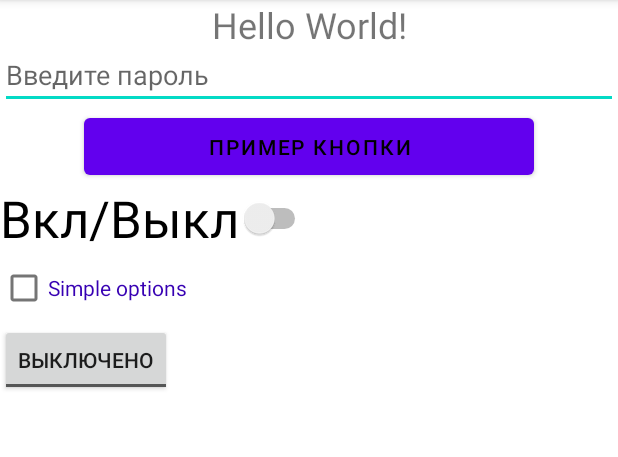
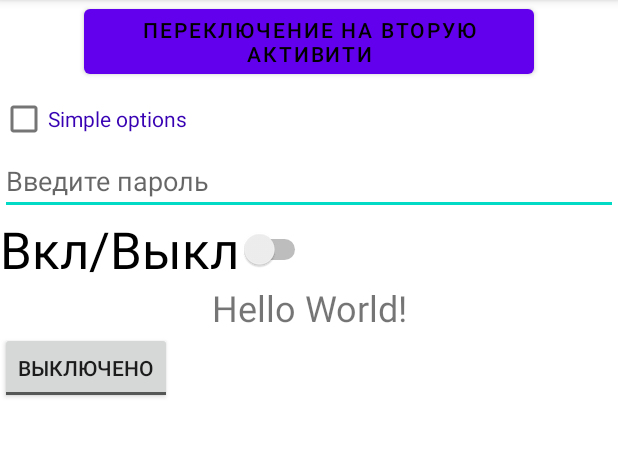
Before and after one commit to sdltsky/Android_Lesson1, an Android app: the screen it shows after launch (MainActivity), on a phone screen of 412 x 824 dp, the part 84-541 px from its top. Run offline under Robolectric (Android 15) with nearby library versions, the phone set to English and light mode, and no system bars.

Commit message:
Добавил элемент CalendarView. Сделал кнопку переключения на вторую активити

```diff
--- a/app/src/main/java/ru/gb/android_lesson1/MainActivity.java
+++ b/app/src/main/java/ru/gb/android_lesson1/MainActivity.java
@@ -2,12 +2,28 @@ package ru.gb.android_lesson1;
 
 import androidx.appcompat.app.AppCompatActivity;
 import android.os.Bundle;
+import android.view.View;
+import android.widget.Button;
+import android.widget.Toast;
+import android.widget.ToggleButton;
 
 public class MainActivity extends AppCompatActivity {
+
+    private Button switchActivity;
 
     @Override
     protected void onCreate(Bundle savedInstanceState) {
         super.onCreate(savedInstanceState);
         setContentView(R.layout.activity_main);
+
+        switchActivity = findViewById(R.id.switch_activity_button);
+        switchActivity.setOnClickListener(new View.OnClickListener() {
+            @Override
+            public void onClick(View view) {
+                setContentView(R.layout.second_activity);
+            }
+        });
+
+
     }
 }
--- a/app/src/main/res/layout/activity_main.xml
+++ b/app/src/main/res/layout/activity_main.xml
@@ -1,34 +1,31 @@
 <?xml version="1.0" encoding="utf-8"?>
-<LinearLayout
-    xmlns:android="http://schemas.android.com/apk/res/android"
+<LinearLayout xmlns:android="http://schemas.android.com/apk/res/android"
+    xmlns:app="http://schemas.android.com/apk/res-auto"
     xmlns:tools="http://schemas.android.com/tools"
-    xmlns:app="http://schemas.android.com/apk/res-auto"
     android:layout_width="match_parent"
     android:layout_height="match_parent"
     android:orientation="vertical"
     tools:context=".MainActivity">
-    <TextView
-      android:layout_width="match_parent"
-      android:layout_height="wrap_content"
-      android:text="Hello World!"
-      android:textSize="24sp"
-      android:gravity="center"
-      app:layout_constraintBottom_toBottomOf="parent"
-      app:layout_constraintRight_toRightOf="parent"
-      app:layout_constraintTop_toTopOf="parent" />
+
+    <Button
+        android:id="@+id/switch_activity_button"
+        android:layout_width="300dp"
+        android:layout_height="wrap_content"
+        android:layout_gravity="center"
+        android:text="Переключение на вторую активити"
+        android:textColor="@color/black" />
+
+    <CheckBox
+        android:layout_width="wrap_content"
+        android:layout_height="wrap_content"
+        android:text="Simple options"
+        android:textColor="@color/purple_700" />
 
     <EditText
         android:layout_width="match_parent"
         android:layout_height="40dp"
-        android:inputType="textPassword"
-        android:hint="Введите пароль" />
-
-    <Button
-        android:layout_width="300dp"
-        android:layout_height="50dp"
-        android:layout_gravity="center"
-        android:text="Пример кнопки"
-        android:textColor="@color/black"/>
+        android:hint="Введите пароль"
+        android:inputType="textPassword" />
 
     <Switch
         android:layout_width="wrap_content"
@@ -36,20 +33,21 @@
         android:text="Вкл/Выкл"
         android:textSize="34sp" />
 
-    <CheckBox
-        android:layout_width="wrap_content"
+    <TextView
+        android:layout_width="match_parent"
         android:layout_height="wrap_content"
-        android:text="Simple options"
-        android:textColor="@color/purple_700"/>
+        android:gravity="center"
+        android:text="Hello World!"
+        android:textSize="24sp"
+        app:layout_constraintBottom_toBottomOf="parent"
+        app:layout_constraintRight_toRightOf="parent"
+        app:layout_constraintTop_toTopOf="parent" />
 
     <ToggleButton
         android:layout_width="wrap_content"
         android:layout_height="wrap_content"
-        android:textOn="Включено"
-        android:textOff="Выключено"/>
+        android:textOff="Выключено"
+        android:textOn="Включено" />
 
 
-
-
-
-  </LinearLayout>
+</LinearLayout>
```
Also changed, not shown: app/src/main/res/layout/second_activity.xml (+25 -20 lines).
